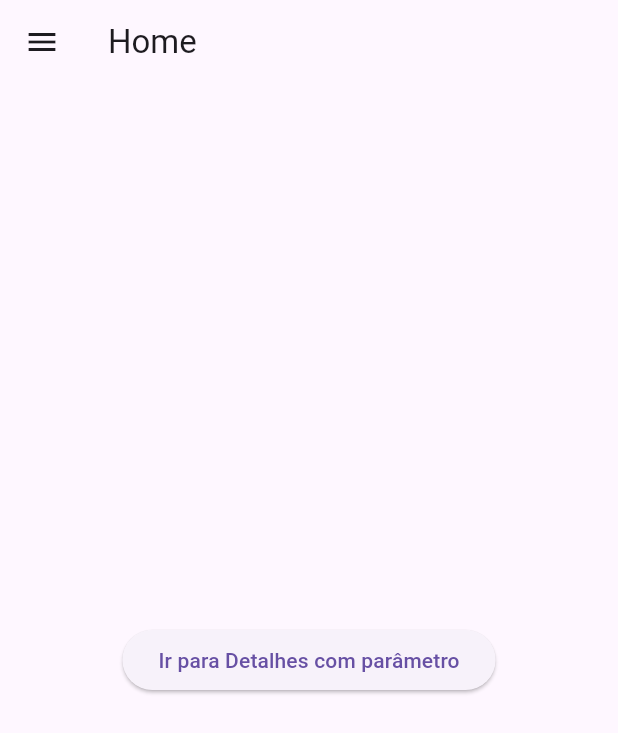
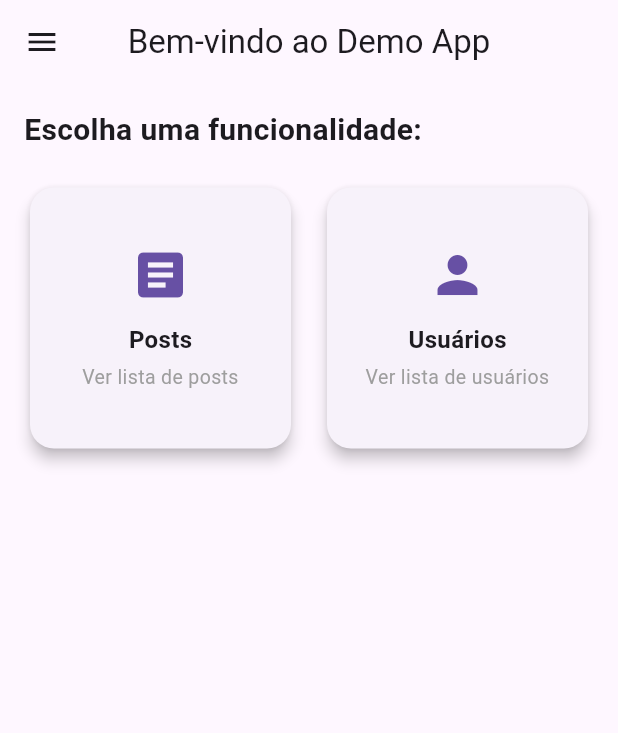
Before and after one commit to Silveira789/my_flutter_app, a Flutter app: the screen it shows after launch, on a phone screen of 412 x 824 dp. Shown: the top 733 px of the screen. Run offline on Flutter 3.47's test engine with Material 3 defaults, Android fonts, the phone set to English and light mode, and no system bars.

Commit message:
Melhoria visual da Home: remoção do card Comentários

```diff
--- a/lib/screens/home_screen.dart
+++ b/lib/screens/home_screen.dart
@@ -5,8 +5,13 @@ class HomeScreen extends StatelessWidget {
 
   @override
   Widget build(BuildContext context) {
+    final double screenWidth = MediaQuery.of(context).size.width;
+
     return Scaffold(
-      appBar: AppBar(title: const Text('Home')),
+      appBar: AppBar(
+        title: const Text('Bem-vindo ao Demo App'),
+        centerTitle: true,
+      ),
       drawer: Drawer(
         child: ListView(
           padding: EdgeInsets.zero,
@@ -15,44 +20,124 @@ class HomeScreen extends StatelessWidget {
               decoration: BoxDecoration(color: Colors.blue),
               child: Text(
                 'Menu',
-                style: TextStyle(color: Colors.white, fontSize: 24),
+                style: TextStyle(
+                  color: Colors.white,
+                  fontSize: 24,
+                ),
               ),
             ),
             ListTile(
-              title: const Text('Perfil'),
+              leading: const Icon(Icons.settings),
+              title: const Text('Configurações'),
               onTap: () {
-                Navigator.pushNamed(context, '/profile');
+                Navigator.pop(context);
+                ScaffoldMessenger.of(context).showSnackBar(
+                  const SnackBar(content: Text('Funcionalidade em desenvolvimento')),
+                );
               },
             ),
             ListTile(
-              title: const Text('Configurações'),
+              leading: const Icon(Icons.info_outline),
+              title: const Text('Sobre o app'),
               onTap: () {
-                Navigator.pushNamed(context, '/settings');
-              },
-            ),
-            ListTile(
-              title: const Text('Posts'),
-              onTap: () {
-                Navigator.pushNamed(context, '/posts');
-              },
-            ),
-            ListTile(
-              title: const Text('Sobre'),
-              onTap: () {
-                Navigator.pushNamed(context, '/about');
+                Navigator.pop(context);
+                showAboutDialog(
+                  context: context,
+                  applicationName: 'Demo Flutter App',
+                  applicationVersion: '1.0.0',
+                  children: [
+                    const Text('Este é um app de exemplo para avaliação final.'),
+                  ],
+                );
               },
             ),
           ],
         ),
       ),
-      body: Center(
-        child: ElevatedButton(
-          onPressed: () {
-            Navigator.pushNamed(context, '/details', arguments: 'Olá da Home!');
-          },
-          child: const Text('Ir para Detalhes com parâmetro'),
+      body: Padding(
+        padding: const EdgeInsets.all(16.0),
+        child: Column(
+          crossAxisAlignment: CrossAxisAlignment.start,
+          children: [
+            const Text(
+              'Escolha uma funcionalidade:',
+              style: TextStyle(fontSize: 20, fontWeight: FontWeight.bold),
+            ),
+            const SizedBox(height: 20),
+            Expanded(
+              child: GridView.count(
+                crossAxisCount: screenWidth > 600 ? 3 : 2,
+                crossAxisSpacing: 16,
+                mainAxisSpacing: 16,
+                children: [
+                  _FeatureCard(
+                    icon: Icons.article,
+                    title: 'Posts',
+                    subtitle: 'Ver lista de posts',
+                    onTap: () {
+                      Navigator.pushNamed(context, '/posts');
+                    },
+                  ),
+                  _FeatureCard(
+                    icon: Icons.person,
+                    title: 'Usuários',
+                    subtitle: 'Ver lista de usuários',
+                    onTap: () {
+                      Navigator.pushNamed(context, '/users');
+                    },
+                  ),
+                ],
+              ),
+            ),
+          ],
         ),
       ),
     );
   }
 }
+
+class _FeatureCard extends StatelessWidget {
+  final IconData icon;
+  final String title;
+  final String subtitle;
+  final VoidCallback onTap;
+
+  const _FeatureCard({
+    required this.icon,
+    required this.title,
+    required this.subtitle,
+    required this.onTap,
+  });
+
+  @override
+  Widget build(BuildContext context) {
+    return InkWell(
+      borderRadius: BorderRadius.circular(16),
+      onTap: onTap,
+      child: Card(
+        elevation: 4,
+        shape: RoundedRectangleBorder(borderRadius: BorderRadius.circular(16)),
+        child: Padding(
+          padding: const EdgeInsets.all(16.0),
+          child: Column(
+            mainAxisAlignment: MainAxisAlignment.center,
+            children: [
+              Icon(icon, size: 40, color: Theme.of(context).primaryColor),
+              const SizedBox(height: 12),
+              Text(
+                title,
+                style: const TextStyle(fontSize: 16, fontWeight: FontWeight.bold),
+              ),
+              const SizedBox(height: 4),
+              Text(
+                subtitle,
+                textAlign: TextAlign.center,
+                style: const TextStyle(fontSize: 13, color: Colors.grey),
+              ),
+            ],
+          ),
+        ),
+      ),
+    );
+  }
+}
```
